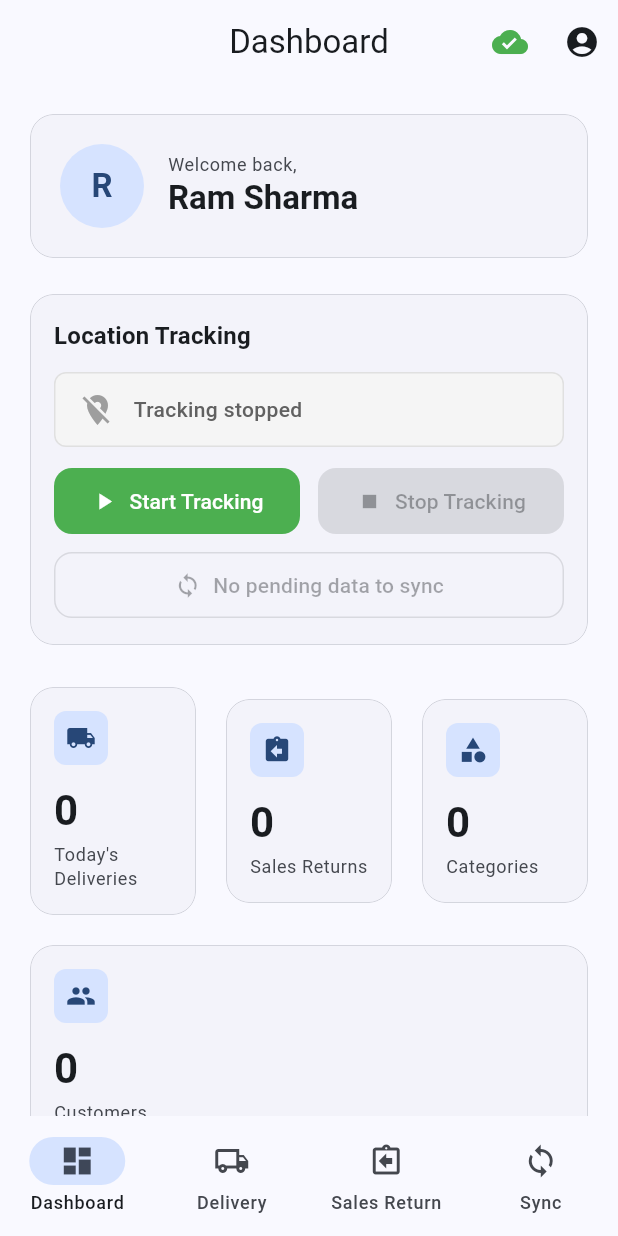
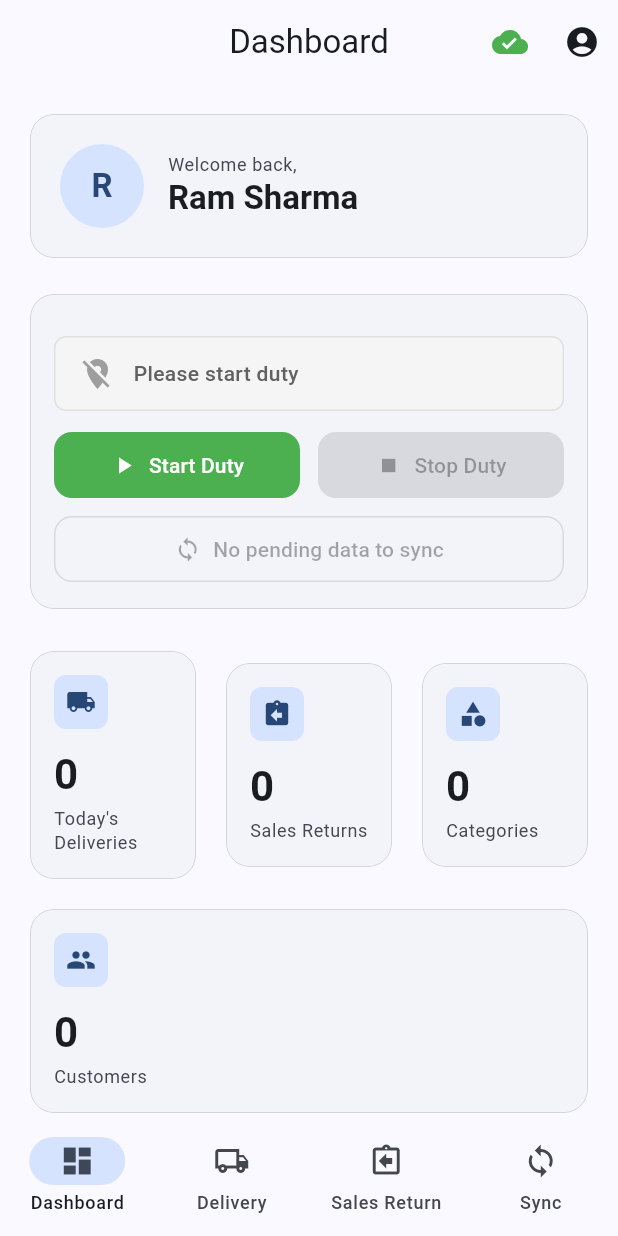
Before and after one commit to sarishmaghale/POSDelivery, a Flutter app: the screen it shows after launch, on a phone screen of 412 x 824 dp. Run offline on Flutter 3.47's test engine with Material 3 defaults, Android fonts, the phone set to English and light mode, and no system bars; our stand-ins replace cached_network_image, connectivity_plus, dio, flutter_cache_manager, flutter_riverpod, geolocator and 3 more; accounts and stored records are empty; network calls fail; key blocks and very long unbroken strings in the code were emptied for the run.

Commit message:
UI Changes

```diff
--- a/lib/features/dashboard/screen/dashboard_screen.dart
+++ b/lib/features/dashboard/screen/dashboard_screen.dart
@@ -124,12 +124,6 @@ class _DashboardScreenState extends ConsumerState<DashboardScreen> {
         child: Column(
           crossAxisAlignment: CrossAxisAlignment.start,
           children: [
-            Text(
-              'Location Tracking',
-              style: theme.textTheme.titleMedium?.copyWith(
-                fontWeight: FontWeight.w600,
-              ),
-            ),
             const SizedBox(height: 12),
             Container(
               padding: const EdgeInsets.symmetric(horizontal: 16, vertical: 12),
@@ -149,7 +143,7 @@ class _DashboardScreenState extends ConsumerState<DashboardScreen> {
                   const SizedBox(width: 12),
                   Expanded(
                     child: Text(
-                      locationState.isTracking ? 'Tracking active' : 'Tracking stopped',
+                      locationState.isTracking ? 'Your location is being tracked' : 'Please start duty',
                       style: TextStyle(
                         fontWeight: FontWeight.w500,
                         color: locationState.isTracking ? Colors.green.shade700 : Colors.grey.shade700,
@@ -186,7 +180,7 @@ class _DashboardScreenState extends ConsumerState<DashboardScreen> {
                         ? null
                         : () => ref.read(locationStateProvider.notifier).startTracking(),
                     icon: const Icon(Icons.play_arrow, size: 18),
-                    label: const Text('Start Tracking'),
+                    label: const Text('Start Duty'),
                     style: ElevatedButton.styleFrom(
                       backgroundColor: Colors.green,
                       foregroundColor: Colors.white,
@@ -201,7 +195,7 @@ class _DashboardScreenState extends ConsumerState<DashboardScreen> {
                         ? () => ref.read(locationStateProvider.notifier).stopTracking()
                         : null,
                     icon: const Icon(Icons.stop, size: 18),
-                    label: const Text('Stop Tracking'),
+                    label: const Text('Stop Duty'),
                     style: ElevatedButton.styleFrom(
                       backgroundColor: Colors.red,
                       foregroundColor: Colors.white,
```
Also changed, not shown: lib/features/location/location_provider.dart (+10 -2 lines).
